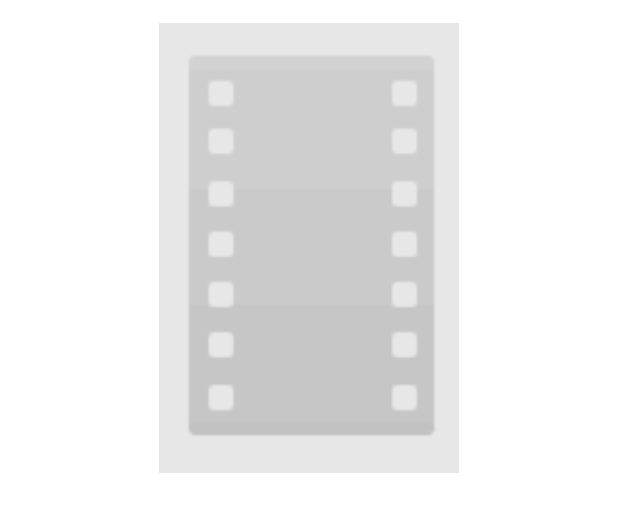
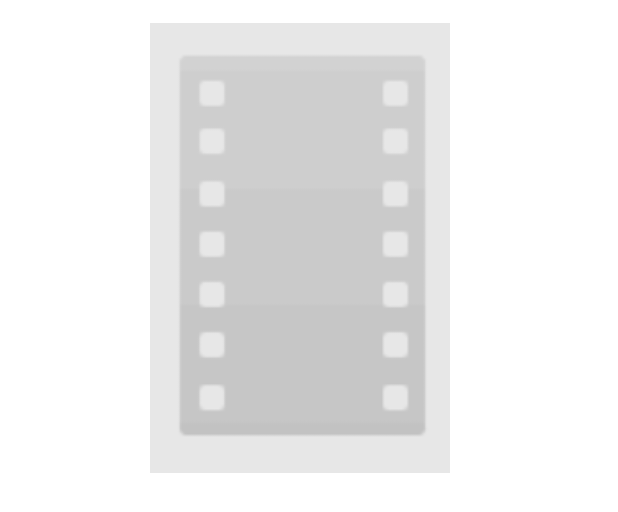
Before and after one commit to antoine-delahaye/Time2Watch-Android, an Android app: the layout activity_movie_detail.xml on its own in the app's theme, with its tools: preview values and no code run, on a phone screen of 412 x 824 dp. Shown: the top 512 px of the screen. Run offline under Robolectric (Android 15) with nearby library versions, the phone set to English and light mode, and no system bars.

Commit message:
Fix and improve design and merge

```diff
--- a/app/src/main/java/com/example/time2watch/MovieDetailActivity.java
+++ b/app/src/main/java/com/example/time2watch/MovieDetailActivity.java
@@ -21,8 +21,9 @@ public class MovieDetailActivity extends AppCompatActivity {
         textView = findViewById(R.id.DetailReleaseDate);
         textView.setText(getString(R.string.release_date, extras.getString("release_date")));
         textView = findViewById(R.id.DetailVoteAverage);
-        textView.setText(getString(R.string.vote_average, String.valueOf(extras.getDouble("vote_average"))));
+        textView.setText(getString(R.string.vote_average, extras.getString("vote_average")));
         textView = findViewById(R.id.DetailOverview);
         textView.setText(getString(R.string.overview, extras.getString("overview")));
     }
+
 }
--- a/app/src/main/java/com/example/time2watch/MoviesActivity.java
+++ b/app/src/main/java/com/example/time2watch/MoviesActivity.java
@@ -6,7 +6,7 @@ import androidx.appcompat.app.AppCompatActivity;
 import androidx.recyclerview.widget.LinearLayoutManager;
 import androidx.recyclerview.widget.RecyclerView;
 
-import com.example.time2watch.api.TrendingMovies;
+import com.example.time2watch.api.TrendingMoviesAPI;
 
 public class MoviesActivity extends AppCompatActivity {
 
@@ -16,7 +16,7 @@ public class MoviesActivity extends AppCompatActivity {
         setContentView(R.layout.activity_movies);
         RecyclerView recyclerView = findViewById(R.id.recyclerView);
         recyclerView.setLayoutManager(new LinearLayoutManager(this));
-        new TrendingMovies(recyclerView).execute(TrendingMovies.WEEK);
+        new TrendingMoviesAPI(recyclerView).execute(TrendingMoviesAPI.WEEK);
     }
 
 }
--- a/app/src/main/res/layout/activity_movie_detail.xml
+++ b/app/src/main/res/layout/activity_movie_detail.xml
@@ -6,29 +6,44 @@
     android:layout_height="match_parent"
     tools:context=".MovieDetailActivity">
 
+    <ScrollView
+        android:layout_width="match_parent"
+        android:layout_height="match_parent"
+        app:layout_constraintStart_toStartOf="parent"
+        app:layout_constraintTop_toTopOf="parent">
+
+        <LinearLayout
+            android:layout_width="match_parent"
+            android:layout_height="wrap_content"
+            android:orientation="vertical">
+
             <ImageView
                 android:id="@+id/DetailPoster"
                 android:layout_width="200dp"
                 android:layout_height="300dp"
+                android:layout_marginStart="100dp"
                 android:layout_marginTop="15dp"
                 android:contentDescription="@string/poster_description"
                 android:scaleType="fitXY"
-        app:layout_constraintEnd_toEndOf="parent"
-        app:layout_constraintHorizontal_bias="0.5"
-        app:layout_constraintStart_toStartOf="parent"
-        app:layout_constraintTop_toTopOf="parent"
                 app:srcCompat="@drawable/large_movie_poster" />
 
             <TextView
                 android:id="@+id/DetailTitle"
+                android:layout_width="match_parent"
+                android:layout_height="wrap_content"
+                android:layout_marginStart="15dp"
+                android:layout_marginTop="20dp"
+                android:layout_marginEnd="15dp"
+                android:gravity="center"
+                android:textSize="24sp" />
+
+            <TextView
+                android:id="@+id/DetailVoteAverage"
                 android:layout_width="wrap_content"
                 android:layout_height="wrap_content"
+                android:layout_marginStart="15dp"
                 android:layout_marginTop="20dp"
-        android:textSize="24sp"
-        app:layout_constraintEnd_toEndOf="parent"
-        app:layout_constraintHorizontal_bias="0.5"
-        app:layout_constraintStart_toStartOf="parent"
-        app:layout_constraintTop_toBottomOf="@+id/DetailPoster" />
+                android:textSize="18sp" />
 
             <TextView
                 android:id="@+id/DetailReleaseDate"
@@ -36,19 +51,7 @@
                 android:layout_height="wrap_content"
                 android:layout_marginStart="15dp"
                 android:layout_marginTop="30dp"
-        android:textSize="18sp"
-        app:layout_constraintStart_toStartOf="parent"
-        app:layout_constraintTop_toBottomOf="@id/DetailTitle" />
-
-    <TextView
-        android:id="@+id/DetailVoteAverage"
-        android:layout_width="wrap_content"
-        android:layout_height="wrap_content"
-        android:layout_marginStart="15dp"
-        android:layout_marginTop="20dp"
-        android:textSize="18sp"
-        app:layout_constraintStart_toStartOf="parent"
-        app:layout_constraintTop_toBottomOf="@id/DetailReleaseDate" />
+                android:textSize="18sp" />
 
             <TextView
                 android:id="@+id/DetailOverview"
@@ -56,8 +59,11 @@
                 android:layout_height="wrap_content"
                 android:layout_marginStart="15dp"
                 android:layout_marginTop="20dp"
-        android:textSize="18sp"
-        app:layout_constraintStart_toStartOf="parent"
-        app:layout_constraintTop_toBottomOf="@id/DetailVoteAverage" />
+                android:layout_marginEnd="15dp"
+                android:layout_marginBottom="15dp"
+                android:scrollbars="vertical"
+                android:textSize="18sp" />
+        </LinearLayout>
+    </ScrollView>
 
 </androidx.constraintlayout.widget.ConstraintLayout>
```
Also changed, not shown: app/src/main/java/com/example/time2watch/MovieAdapter.java (+13 -13 lines), app/src/main/java/com/example/time2watch/api/TrendingMoviesAPI.java (+14 -5 lines), app/src/main/res/layout/movie_row.xml (+7 -7 lines). Lines whose indentation alone changed are shown as unchanged.
